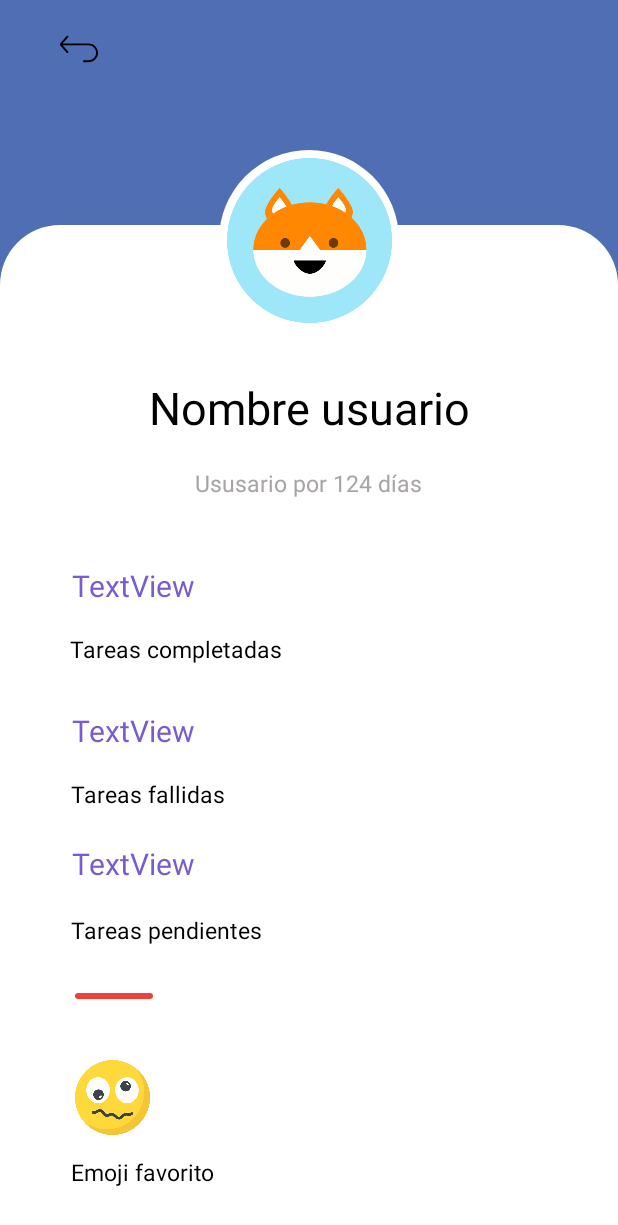
After one commit to RicardoM99160/Balance, an Android app: the UserProfile screen opened directly, with no data from a screen before it, on a phone screen of 412 x 824 dp. The commit adds this screen. Shown: the top 1225 px of the screen. Run offline under Robolectric (Android 15) with nearby library versions, the phone set to English and light mode, and no system bars.

Commit message:
User Profile agregado

```diff
--- a/Balance/app/src/main/AndroidManifest.xml
+++ b/Balance/app/src/main/AndroidManifest.xml
@@ -9,7 +9,8 @@
         android:roundIcon="@mipmap/ic_launcher_round"
         android:supportsRtl="true"
         android:theme="@style/Theme.MaterialComponents.NoActionBar.Bridge">
-        <activity android:name=".TaskDetails"></activity>
+        <activity android:name=".UserProfile"></activity>
+        <activity android:name=".TaskDetails" />
         <activity android:name=".Splash">
             <intent-filter>
                 <action android:name="android.intent.action.MAIN" />
--- a/Balance/app/src/main/java/com/domos/balance/MainActivity.java
+++ b/Balance/app/src/main/java/com/domos/balance/MainActivity.java
@@ -301,6 +301,8 @@ public class MainActivity extends AppCompatActivity {
 
                     case R.id.menuitemMiPerfil:
                         //TODO: Programar activiy Mi Perfil
+                        intent = new Intent(MainActivity.this, UserProfile.class);
+                        startActivity(intent);
                         return true;
 
                     //el segundo cierra sesion
--- /dev/null
+++ b/Balance/app/src/main/java/com/domos/balance/UserProfile.java
@@ -0,0 +1,45 @@
+package com.domos.balance;
+
+import androidx.appcompat.app.AppCompatActivity;
+
+import android.content.Intent;
+import android.os.Bundle;
+import android.view.View;
+import android.widget.ImageButton;
+import android.widget.ImageView;
+import android.widget.TextView;
+
+public class UserProfile extends AppCompatActivity {
+
+    ImageButton btnReturn;
+    TextView txtUserName, txtUserAntiquity, txtCompletedTasks, txtFailedTasks, txtPendingTasks;
+    ImageView imgEmojiFav;
+
+
+    @Override
+    protected void onCreate(Bundle savedInstanceState) {
+        super.onCreate(savedInstanceState);
+        setContentView(R.layout.activity_user_profile);
+
+        initialize();
+    }
+
+    public void initialize(){
+
+        txtUserName = (TextView) findViewById(R.id.upTxtUserName);
+        txtUserAntiquity = (TextView) findViewById(R.id.upTxtUserAntiquity);
+        txtCompletedTasks = (TextView) findViewById(R.id.upTxtCompletedTasksCount);
+        txtFailedTasks = (TextView) findViewById(R.id.upTxtFailedTasksCount);
+        txtPendingTasks = (TextView) findViewById(R.id.upTxtPendingTasksCount);
+        imgEmojiFav = (ImageView) findViewById(R.id.upImgEmojiFav);
+        btnReturn = (ImageButton) findViewById(R.id.upBtnReturn);
+
+        btnReturn.setOnClickListener(new View.OnClickListener() {
+            @Override
+            public void onClick(View v) {
+                Intent intent = new Intent(UserProfile.this, MainActivity.class);
+                startActivity(intent);
+            }
+        });
+    }
+}
--- /dev/null
+++ b/Balance/app/src/main/res/drawable/user_profile_circle.xml
@@ -0,0 +1,9 @@
+<?xml version="1.0" encoding="utf-8"?>
+<selector xmlns:android="http://schemas.android.com/apk/res/android">
+    <item>
+        <shape android:shape="oval">
+            <solid android:color="@color/white"/>
+            <size android:width="120dp" android:height="120dp"/>
+        </shape>
+    </item>
+</selector>
--- a/Balance/app/src/main/res/layout/activity_login.xml
+++ b/Balance/app/src/main/res/layout/activity_login.xml
@@ -33,7 +33,7 @@
             app:boxCornerRadiusBottomStart="15dp"
             app:boxCornerRadiusTopEnd="15dp"
             app:boxCornerRadiusTopStart="15dp"
-            app:boxStrokeColor="@color/login_accent"
+            app:boxStrokeColor="@color/purple_accent"
             app:endIconMode="clear_text"
             app:endIconTint="@color/black"
             app:startIconDrawable="@drawable/ic_baseline_mail_outline_24"
@@ -60,7 +60,7 @@
             app:boxCornerRadiusBottomStart="15dp"
             app:boxCornerRadiusTopEnd="15dp"
             app:boxCornerRadiusTopStart="15dp"
-            app:boxStrokeColor="@color/login_accent"
+            app:boxStrokeColor="@color/purple_accent"
             app:endIconMode="password_toggle"
             app:endIconTint="@color/black"
             app:startIconDrawable="@drawable/ic_outline_lock_24"
@@ -170,7 +170,7 @@
             android:layout_marginVertical="10dp"
             android:fontFamily="@font/fuente_1_bold"
             android:text="@string/lgTxtTitle"
-            android:textColor="@color/login_accent"
+            android:textColor="@color/purple_accent"
             android:textSize="45sp" />
 
         <TextView
@@ -209,7 +209,7 @@
         android:onClick="navigateToRegister"
         android:paddingTop="10sp"
         android:text="@string/lgTxtIrARegistro"
-        android:textColor="@color/login_accent"
+        android:textColor="@color/purple_accent"
         android:textStyle="bold"
         app:layout_constraintStart_toEndOf="@+id/textView10"
         app:layout_constraintTop_toBottomOf="@+id/linearLayout2" />
--- a/Balance/app/src/main/res/layout/activity_register.xml
+++ b/Balance/app/src/main/res/layout/activity_register.xml
@@ -33,7 +33,7 @@
             app:boxCornerRadiusBottomStart="15dp"
             app:boxCornerRadiusTopEnd="15dp"
             app:boxCornerRadiusTopStart="15dp"
-            app:boxStrokeColor="@color/login_accent"
+            app:boxStrokeColor="@color/purple_accent"
             app:endIconMode="clear_text"
             app:endIconTint="@color/black"
             app:startIconDrawable="@drawable/ic_baseline_mail_outline_24"
@@ -60,7 +60,7 @@
             app:boxCornerRadiusBottomStart="15dp"
             app:boxCornerRadiusTopEnd="15dp"
             app:boxCornerRadiusTopStart="15dp"
-            app:boxStrokeColor="@color/login_accent"
+            app:boxStrokeColor="@color/purple_accent"
             app:endIconMode="clear_text"
             app:endIconTint="@color/black"
             app:startIconDrawable="@drawable/ic_baseline_mail_outline_24"
@@ -87,7 +87,7 @@
             app:boxCornerRadiusBottomStart="15dp"
             app:boxCornerRadiusTopEnd="15dp"
             app:boxCornerRadiusTopStart="15dp"
-            app:boxStrokeColor="@color/login_accent"
+            app:boxStrokeColor="@color/purple_accent"
             app:endIconMode="password_toggle"
             app:endIconTint="@color/black"
             app:startIconDrawable="@drawable/ic_outline_lock_24"
@@ -179,7 +179,7 @@
             android:layout_marginVertical="10dp"
             android:fontFamily="@font/fuente_1_bold"
             android:text="@string/rgTxtTitle"
-            android:textColor="@color/login_accent"
+            android:textColor="@color/purple_accent"
             android:textSize="45sp" />
 
         <TextView
--- /dev/null
+++ b/Balance/app/src/main/res/layout/activity_user_profile.xml
@@ -0,0 +1,202 @@
+<?xml version="1.0" encoding="utf-8"?>
+<androidx.constraintlayout.widget.ConstraintLayout xmlns:android="http://schemas.android.com/apk/res/android"
+    xmlns:app="http://schemas.android.com/apk/res-auto"
+    xmlns:tools="http://schemas.android.com/tools"
+    android:layout_width="match_parent"
+    android:layout_height="match_parent"
+    android:background="@color/main_blue"
+    tools:context=".UserProfile">
+
+    <androidx.constraintlayout.widget.ConstraintLayout
+        android:layout_width="match_parent"
+        android:layout_height="0dp"
+        android:layout_marginTop="150dp"
+        android:background="@drawable/rounded_corners"
+        app:layout_constraintBottom_toBottomOf="parent"
+        app:layout_constraintEnd_toEndOf="parent"
+        app:layout_constraintStart_toStartOf="parent"
+        app:layout_constraintTop_toTopOf="parent">
+
+        <TextView
+            android:id="@+id/upTxtUserName"
+            android:layout_width="wrap_content"
+            android:layout_height="wrap_content"
+            android:text="Nombre usuario"
+            android:textColor="@color/black"
+            android:textSize="30sp"
+            app:layout_constraintBottom_toBottomOf="parent"
+            app:layout_constraintEnd_toEndOf="parent"
+            app:layout_constraintStart_toStartOf="parent"
+            app:layout_constraintTop_toTopOf="parent"
+            app:layout_constraintVertical_bias="0.16" />
+
+        <TextView
+            android:id="@+id/upTxtUserAntiquity"
+            android:layout_width="wrap_content"
+            android:layout_height="wrap_content"
+            android:text="Ususario por 124 días"
+            android:textColor="@color/txt_gray"
+            android:textSize="15sp"
+            app:layout_constraintBottom_toBottomOf="parent"
+            app:layout_constraintEnd_toEndOf="parent"
+            app:layout_constraintHorizontal_bias="0.498"
+            app:layout_constraintStart_toStartOf="parent"
+            app:layout_constraintTop_toTopOf="parent"
+            app:layout_constraintVertical_bias="0.247" />
+
+        <TextView
+            android:id="@+id/upTxtCompletedTasksCount"
+            android:layout_width="wrap_content"
+            android:layout_height="wrap_content"
+            android:text="TextView"
+            android:textColor="@color/purple_accent"
+            android:textSize="20sp"
+            app:layout_constraintBottom_toBottomOf="parent"
+            app:layout_constraintEnd_toEndOf="parent"
+            app:layout_constraintHorizontal_bias="0.145"
+            app:layout_constraintStart_toStartOf="parent"
+            app:layout_constraintTop_toTopOf="parent"
+            app:layout_constraintVertical_bias="0.351" />
+
+        <TextView
+            android:id="@+id/upTxtCompletedTasks"
+            android:layout_width="wrap_content"
+            android:layout_height="wrap_content"
+            android:text="@string/upTxtTareasCompletadas"
+            android:textColor="@color/black"
+            android:textSize="15sp"
+            app:layout_constraintBottom_toBottomOf="parent"
+            app:layout_constraintEnd_toEndOf="parent"
+            app:layout_constraintHorizontal_bias="0.173"
+            app:layout_constraintStart_toStartOf="parent"
+            app:layout_constraintTop_toTopOf="parent"
+            app:layout_constraintVertical_bias="0.417" />
+
+        <TextView
+            android:id="@+id/upTxtFailedTasksCount"
+            android:layout_width="wrap_content"
+            android:layout_height="wrap_content"
+            android:text="TextView"
+            android:textColor="@color/purple_accent"
+            android:textSize="20sp"
+            app:layout_constraintBottom_toBottomOf="parent"
+            app:layout_constraintEnd_toEndOf="parent"
+            app:layout_constraintHorizontal_bias="0.145"
+            app:layout_constraintStart_toStartOf="parent"
+            app:layout_constraintTop_toTopOf="parent" />
+
+        <TextView
+            android:id="@+id/upTxtFailedTasks"
+            android:layout_width="wrap_content"
+            android:layout_height="wrap_content"
+            android:text="@string/upTxtTareasFallidas"
+            android:textColor="@color/black"
+            android:textSize="15sp"
+            app:layout_constraintBottom_toBottomOf="parent"
+            app:layout_constraintEnd_toEndOf="parent"
+            app:layout_constraintHorizontal_bias="0.152"
+            app:layout_constraintStart_toStartOf="parent"
+            app:layout_constraintTop_toTopOf="parent"
+            app:layout_constraintVertical_bias="0.565" />
+
+        <TextView
+            android:id="@+id/upTxtPendingTasksCount"
+            android:layout_width="wrap_content"
+            android:layout_height="wrap_content"
+            android:text="TextView"
+            android:textColor="@color/purple_accent"
+            android:textSize="20sp"
+            app:layout_constraintBottom_toBottomOf="parent"
+            app:layout_constraintEnd_toEndOf="parent"
+            app:layout_constraintHorizontal_bias="0.145"
+            app:layout_constraintStart_toStartOf="parent"
+            app:layout_constraintTop_toTopOf="parent"
+            app:layout_constraintVertical_bias="0.637" />
+
+        <TextView
+            android:id="@+id/upTxtPendingTasks"
+            android:layout_width="wrap_content"
+            android:layout_height="wrap_content"
+            android:text="@string/upTxtTareasPendientes"
+            android:textColor="@color/black"
+            android:textSize="15sp"
+            app:layout_constraintBottom_toBottomOf="parent"
+            app:layout_constraintEnd_toEndOf="parent"
+            app:layout_constraintHorizontal_bias="0.166"
+            app:layout_constraintStart_toStartOf="parent"
+            app:layout_constraintTop_toTopOf="parent"
+            app:layout_constraintVertical_bias="0.704" />
+
+        <TextView
+            android:id="@+id/textView7"
+            android:layout_width="0dp"
+            android:layout_height="4dp"
+
+            android:layout_marginStart="50dp"
+            android:layout_marginEnd="310dp"
+            android:background="@drawable/thick_line"
+            app:layout_constraintBottom_toBottomOf="parent"
+            app:layout_constraintEnd_toEndOf="parent"
+            app:layout_constraintHorizontal_bias="0.0"
+            app:layout_constraintStart_toStartOf="parent"
+            app:layout_constraintTop_toTopOf="parent"
+            app:layout_constraintVertical_bias="0.764" />
+
+        <ImageView
+            android:id="@+id/upImgEmojiFav"
+            android:layout_width="50dp"
+            android:layout_height="50dp"
+            app:layout_constraintBottom_toBottomOf="parent"
+            app:layout_constraintEnd_toEndOf="parent"
+            app:layout_constraintHorizontal_bias="0.138"
+            app:layout_constraintStart_toStartOf="parent"
+            app:layout_constraintTop_toTopOf="parent"
+            app:layout_constraintVertical_bias="0.892"
+            app:srcCompat="@drawable/nervous" />
+
+        <TextView
+            android:id="@+id/upTxtEmojiFav"
+            android:layout_width="wrap_content"
+            android:layout_height="wrap_content"
+            android:text="@string/upTxtEmojiFavorito"
+            android:textColor="@color/black"
+            android:textSize="15sp"
+            app:layout_constraintBottom_toBottomOf="parent"
+            app:layout_constraintEnd_toEndOf="parent"
+            app:layout_constraintHorizontal_bias="0.15"
+            app:layout_constraintStart_toStartOf="parent"
+            app:layout_constraintTop_toTopOf="parent"
+            app:layout_constraintVertical_bias="0.951" />
+    </androidx.constraintlayout.widget.ConstraintLayout>
+
+    <TextView
+        android:layout_width="120dp"
+        android:layout_height="120dp"
+        android:layout_marginTop="100dp"
+        android:background="@drawable/user_profile_circle"
+        app:layout_constraintEnd_toEndOf="parent"
+        app:layout_constraintStart_toStartOf="parent"
+        app:layout_constraintTop_toTopOf="parent" />
+
+    <ImageView
+        android:id="@+id/upUsericon"
+        android:layout_width="110dp"
+        android:layout_height="110dp"
+        android:layout_marginTop="105dp"
+        android:src="@drawable/user_icon"
+        app:layout_constraintEnd_toEndOf="parent"
+        app:layout_constraintStart_toStartOf="parent"
+        app:layout_constraintTop_toTopOf="parent" />
+
+    <ImageButton
+        android:id="@+id/upBtnReturn"
+        android:layout_width="wrap_content"
+        android:layout_height="wrap_content"
+        android:layout_marginStart="40dp"
+        android:layout_marginTop="20dp"
+        android:src="@drawable/resource_return"
+        android:background="?android:attr/selectableItemBackground"
+        app:layout_constraintStart_toStartOf="parent"
+        app:layout_constraintTop_toTopOf="parent" />
+
+</androidx.constraintlayout.widget.ConstraintLayout>
--- a/Balance/app/src/main/res/values/colors.xml
+++ b/Balance/app/src/main/res/values/colors.xml
@@ -27,5 +27,5 @@
     <color name="mtrl_textinput_default_box_stroke_color">#C1C1C1</color>
 
     <color name="textInputLayoutUnfocused">#C1C1C1</color>
-    <color name="login_accent">#795BD1</color>
+    <color name="purple_accent">#795BD1</color>
 </resources>
--- a/Balance/app/src/main/res/values/strings.xml
+++ b/Balance/app/src/main/res/values/strings.xml
@@ -68,6 +68,13 @@
     <string name="tdTxtInterrupciones">Interrupciones</string>
     <string name="tdBtnEliminar">Eliminar</string>
 
+    <!-- User Profile -->
+    <string name="upTxtTareasCompletadas">Tareas completadas</string>
+    <string name="upTxtTareasFallidas">Tareas fallidas</string>
+    <string name="upTxtTareasPendientes">Tareas pendientes</string>
+    <string name="upTxtEmojiFavorito">Emoji favorito</string>
+
+
 
     <!-- Custom Dialog Strings -->
     <string name="cdHomepageStartTaskTitle">¿Desea iniciar la tarea?</string>
@@ -83,4 +90,6 @@
     <string name="cdOngoingTaskCancelar">No</string>
 
 
+
+
 </resources>
```
